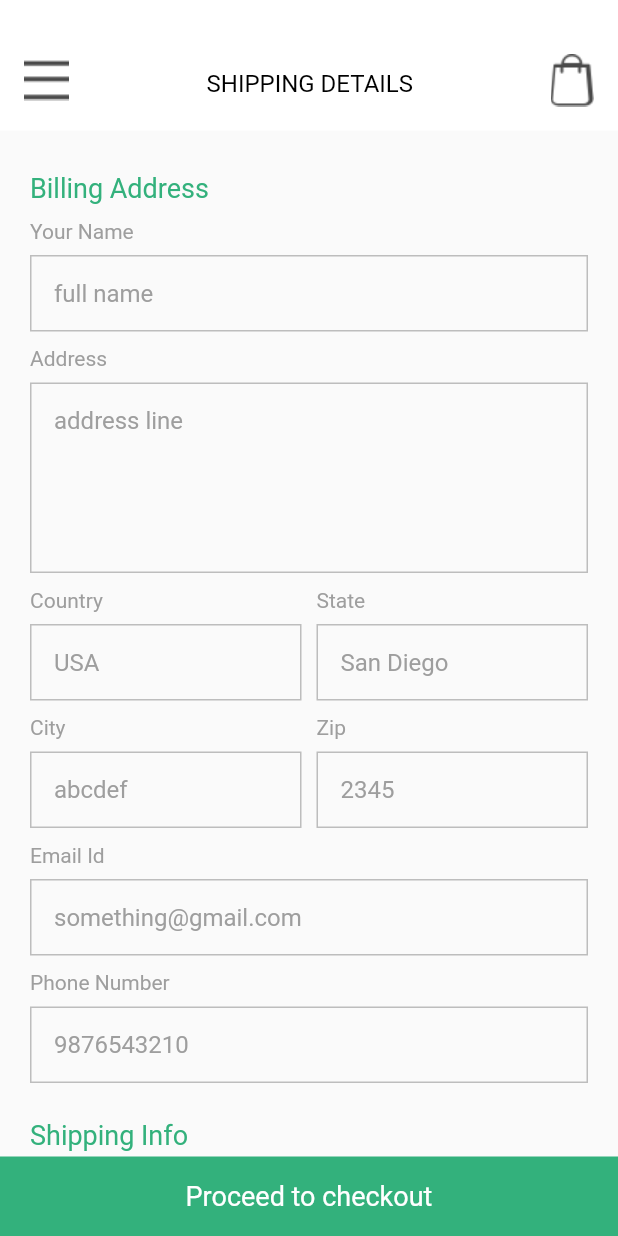
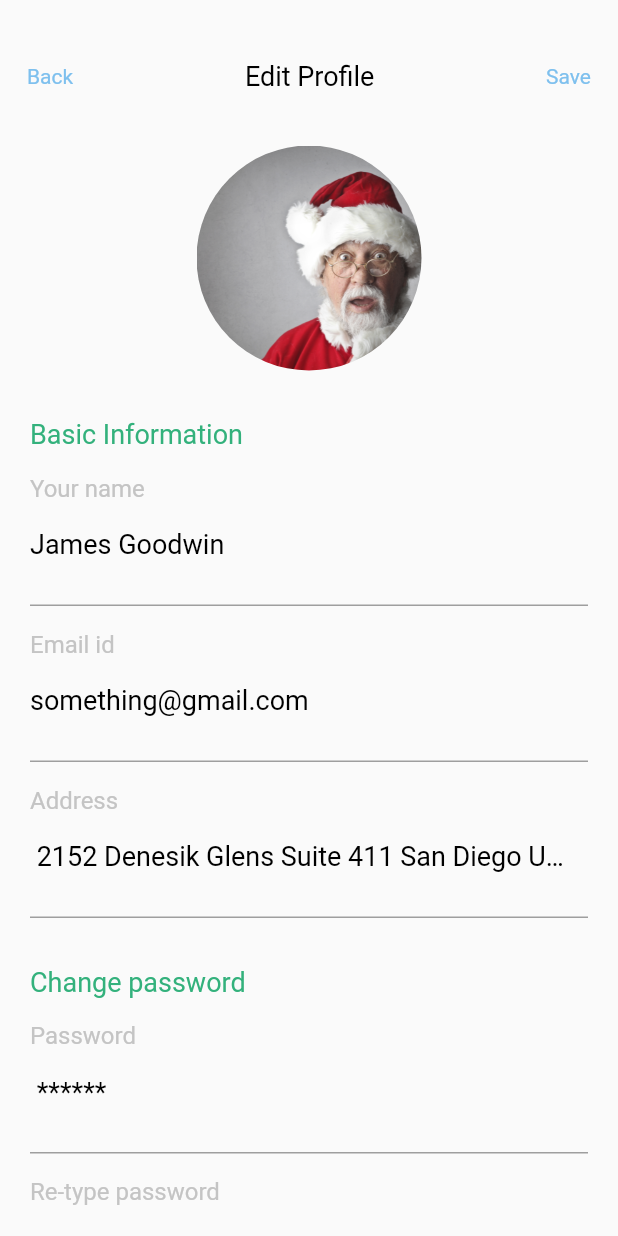
Before and after one commit to Stunntech/boutique-mobile-flutter, a Flutter app: the ShippingDetailPage screen opened directly, after a tap on "Proceed to checkout", on a phone screen of 412 x 824 dp. Run offline on Flutter 3.47's test engine with Material 2 defaults, Android fonts, the phone set to English and light mode, and no system bars; Roboto replaces fonts that are missing (avenir_black, avenir_medium.ttf, helvetica_neue_bold); project files that could hold a hidden picture were left out.

Commit message:
design user profile page

```diff
--- a/lib/shipping_details.dart
+++ b/lib/shipping_details.dart
@@ -1,4 +1,5 @@
 import 'package:flutter/material.dart';
+import 'user_profile.dart';
 
 class ShippingDetailPage extends StatefulWidget {
   ShippingDetailPageState createState() => ShippingDetailPageState();
@@ -733,7 +734,11 @@ class ShippingDetailPageState extends State<ShippingDetailPage> {
               children: <Widget>[
                 new GestureDetector(
                   onTap: () {
-                    // Navigator.pop(context);
+                    Navigator.push(
+                      context,
+                      new MaterialPageRoute(
+                          builder: (context) => new UserProfilePage()),
+                    );
                   },
                   child: Container(
                     padding: new EdgeInsets.all(16.0),
--- a/lib/user_profile.dart
+++ b/lib/user_profile.dart
@@ -0,0 +1,352 @@
+import 'package:flutter/material.dart';
+
+class UserProfilePage extends StatefulWidget {
+  UserProfilePageState createState() => UserProfilePageState();
+}
+
+class UserProfilePageState extends State<UserProfilePage> {
+  @override
+  Widget build(BuildContext context) {
+    return new Scaffold(
+      body: new Container(
+        child: new Column(
+          crossAxisAlignment: CrossAxisAlignment.start,
+          mainAxisAlignment: MainAxisAlignment.start,
+          children: <Widget>[
+            new Container(
+              padding: new EdgeInsets.all(10.0),
+              child: new Row(
+                crossAxisAlignment: CrossAxisAlignment.center,
+                mainAxisAlignment: MainAxisAlignment.spaceBetween,
+                children: <Widget>[
+                  new GestureDetector(
+                    onTap: () {
+                      //  Navigator.pop(context);
+                    },
+                    child: new Container(
+                      margin: new EdgeInsets.only(top: 25.0),
+                      padding: new EdgeInsets.all(8.0),
+                      child: new Text(
+                        'Back',
+                        textAlign: TextAlign.center,
+                        style: new TextStyle(
+                          color: const Color(0xFF7ec0ee),
+                          fontSize: 14.0,
+                          fontFamily: 'helvetica_neue_bold.ttf',
+                        ),
+                      ),
+                    ),
+                  ),
+                  new Container(
+                    margin: new EdgeInsets.only(top: 25.0),
+                    child: new Text(
+                      'Edit Profile',
+                      textAlign: TextAlign.center,
+                      style: new TextStyle(
+                        color: Colors.black,
+                        fontSize: 18.0,
+                        fontFamily: 'helvetica_neue_bold.ttf',
+                      ),
+                    ),
+                  ),
+                  new GestureDetector(
+                    onTap: () {
+                      //  Navigator.pop(context);
+                    },
+                    child: new Container(
+                      margin: new EdgeInsets.only(top: 25.0),
+                      padding: new EdgeInsets.all(8.0),
+                      child: new Text(
+                        'Save',
+                        textAlign: TextAlign.center,
+                        style: new TextStyle(
+                          color: const Color(0xFF7ec0ee),
+                          fontSize: 14.0,
+                          fontFamily: 'helvetica_neue_bold.ttf',
+                        ),
+                      ),
+                    ),
+                  ),
+                ],
+              ),
+            ),
+            new Expanded(
+              child: new ListView(
+                shrinkWrap: true,
+                padding: const EdgeInsets.all(20.0),
+                children: <Widget>[
+                  new Column(
+                    crossAxisAlignment: CrossAxisAlignment.start,
+                    mainAxisAlignment: MainAxisAlignment.start,
+                    children: <Widget>[
+                      new Row(
+                        crossAxisAlignment: CrossAxisAlignment.start,
+                        mainAxisAlignment: MainAxisAlignment.center,
+                        children: <Widget>[
+                          new Container(
+                              width: 150.0,
+                              height: 150.0,
+                              alignment: Alignment.center,
+                              decoration: new BoxDecoration(
+                                  shape: BoxShape.circle,
+                                  image: new DecorationImage(
+                                      fit: BoxFit.fill,
+                                      alignment: Alignment.center,
+                                      image: new AssetImage(
+                                          "assets/images/image_top_collection.png")))),
+                        ],
+                      ),
+                      new Container(
+                        margin: new EdgeInsets.only(top: 32.0),
+                        child: new Text(
+                          'Basic Information',
+                          textAlign: TextAlign.start,
+                          style: new TextStyle(
+                            color: const Color(0xFF33b17c),
+                            fontSize: 18.0,
+                            fontFamily: 'helvetica_neue_bold',
+                          ),
+                        ),
+                      ),
+                      new Container(
+                        margin: new EdgeInsets.only(top: 16.0),
+                        child: new Text(
+                          'Your name',
+                          textAlign: TextAlign.left,
+                          style: new TextStyle(
+                            fontSize: 16.0,
+                            color: const Color(0xFFc4c4c4),
+                            fontFamily: 'helvetica_neue_bold',
+                          ),
+                        ),
+                      ),
+                      new Container(
+                          margin: new EdgeInsets.only(top: 4.0),
+                          child: new TextField(
+                            decoration: new InputDecoration(
+                              border: InputBorder.none,
+                              filled: false,
+                              contentPadding: new EdgeInsets.only(
+                                  top: 10.0, bottom: 10.0, right: 10.0),
+                              hintText: 'James Goodwin',
+                              hintStyle: new TextStyle(
+                                color: Colors.black,
+                                fontSize: 18.0,
+                                fontFamily: 'helvetica_neue_bold.ttf',
+                              ),
+                            ),
+                          )),
+                      new Container(
+                        margin: new EdgeInsets.only(top: 16.0),
+                        padding: new EdgeInsets.all(0.5),
+                        decoration: new BoxDecoration(
+                          color: Colors.grey,
+                        ),
+                      ),
+                      new Container(
+                        margin: new EdgeInsets.only(top: 16.0),
+                        child: new Text(
+                          'Email id',
+                          textAlign: TextAlign.left,
+                          style: new TextStyle(
+                            fontSize: 16.0,
+                            color: const Color(0xFFc4c4c4),
+                            fontFamily: 'helvetica_neue_bold',
+                          ),
+                        ),
+                      ),
+                      new Container(
+                          margin: new EdgeInsets.only(top: 4.0),
+                          child: new TextField(
+                            decoration: new InputDecoration(
+                              border: InputBorder.none,
+                              filled: false,
+                              contentPadding: new EdgeInsets.only(
+                                  top: 10.0, bottom: 10.0, right: 10.0),
+                              hintText: 'something@gmail.com',
+                              hintStyle: new TextStyle(
+                                color: Colors.black,
+                                fontSize: 18.0,
+                                fontFamily: 'helvetica_neue_bold.ttf',
+                              ),
+                            ),
+                          )),
+                      new Container(
+                        margin: new EdgeInsets.only(top: 16.0),
+                        padding: new EdgeInsets.all(0.5),
+                        decoration: new BoxDecoration(
+                          color: Colors.grey,
+                        ),
+                      ),
+                      new Container(
+                        margin: new EdgeInsets.only(top: 16.0),
+                        child: new Text(
+                          'Address',
+                          textAlign: TextAlign.left,
+                          style: new TextStyle(
+                            fontSize: 16.0,
+                            color: const Color(0xFFc4c4c4),
+                            fontFamily: 'helvetica_neue_bold',
+                          ),
+                        ),
+                      ),
+                      new Container(
+                          margin: new EdgeInsets.only(top: 4.0),
+                          child: new TextField(
+                            decoration: new InputDecoration(
+                              border: InputBorder.none,
+                              filled: false,
+                              contentPadding: new EdgeInsets.only(
+                                  top: 10.0, bottom: 10.0, right: 10.0),
+                              hintText:
+                                  ' 2152 Denesik Glens Suite 411 San Diego USA',
+                              hintStyle: new TextStyle(
+                                color: Colors.black,
+                                fontSize: 18.0,
+                                fontFamily: 'helvetica_neue_bold.ttf',
+                              ),
+                            ),
+                          )),
+                      new Container(
+                        margin: new EdgeInsets.only(top: 16.0),
+                        padding: new EdgeInsets.all(0.5),
+                        decoration: new BoxDecoration(
+                          color: Colors.grey,
+                        ),
+                      ),
+                      new Container(
+                        margin: new EdgeInsets.only(top: 32.0),
+                        child: new Text(
+                          'Change password',
+                          textAlign: TextAlign.start,
+                          style: new TextStyle(
+                            color: const Color(0xFF33b17c),
+                            fontSize: 18.0,
+                            fontFamily: 'helvetica_neue_bold',
+                          ),
+                        ),
+                      ),
+                      new Container(
+                        margin: new EdgeInsets.only(top: 16.0),
+                        child: new Text(
+                          'Password',
+                          textAlign: TextAlign.left,
+                          style: new TextStyle(
+                            fontSize: 16.0,
+                            color: const Color(0xFFc4c4c4),
+                            fontFamily: 'helvetica_neue_bold',
+                          ),
+                        ),
+                      ),
+                      new Container(
+                          margin: new EdgeInsets.only(top: 4.0),
+                          child: new TextField(
+                            decoration: new InputDecoration(
+                              border: InputBorder.none,
+                              filled: false,
+                              contentPadding: new EdgeInsets.only(
+                                  top: 10.0, bottom: 10.0, right: 10.0),
+                              hintText: ' ******',
+                              hintStyle: new TextStyle(
+                                color: Colors.black,
+                                fontSize: 18.0,
+                                fontFamily: 'helvetica_neue_bold.ttf',
+                              ),
+                            ),
+                          )),
+                      new Container(
+                        margin: new EdgeInsets.only(top: 16.0),
+                        padding: new EdgeInsets.all(0.5),
+                        decoration: new BoxDecoration(
+                          color: Colors.grey,
+                        ),
+                      ),
+                      new Container(
+                        margin: new EdgeInsets.only(top: 16.0),
+                        child: new Text(
+                          'Re-type password',
+                          textAlign: TextAlign.left,
+                          style: new TextStyle(
+                            fontSize: 16.0,
+                            color: const Color(0xFFc4c4c4),
+                            fontFamily: 'helvetica_neue_bold',
+                          ),
+                        ),
+                      ),
+                      new Container(
+                          margin: new EdgeInsets.only(top: 4.0),
+                          child: new TextField(
+                            decoration: new InputDecoration(
+                              border: InputBorder.none,
+                              filled: false,
+                              contentPadding: new EdgeInsets.only(
+                                  top: 10.0, bottom: 10.0, right: 10.0),
+                              hintText: ' ******',
+                              hintStyle: new TextStyle(
+                                color: Colors.black,
+                                fontSize: 18.0,
+                                fontFamily: 'helvetica_neue_bold.ttf',
+                              ),
+                            ),
+                          )),
+                      new Container(
+                        margin: new EdgeInsets.only(top: 16.0),
+                        padding: new EdgeInsets.all(0.5),
+                        decoration: new BoxDecoration(
+                          color: Colors.grey,
+                        ),
+                      ),
+                      new Container(
+                        margin: new EdgeInsets.only(top: 32.0),
+                        child: new Text(
+                          'Orders',
+                          textAlign: TextAlign.start,
+                          style: new TextStyle(
+                            color: const Color(0xFF33b17c),
+                            fontSize: 18.0,
+                            fontFamily: 'helvetica_neue_bold',
+                          ),
+                        ),
+                      ),
+                      new Row(
+                        crossAxisAlignment: CrossAxisAlignment.center,
+                        mainAxisAlignment: MainAxisAlignment.spaceBetween,
+                        children: <Widget>[
+                          new Container(
+                            margin: new EdgeInsets.only(top: 16.0),
+                            child: new Text(
+                              'My Orders',
+                              textAlign: TextAlign.start,
+                              style: new TextStyle(
+                                color: Colors.black,
+                                fontSize: 18.0,
+                                fontFamily: 'helvetica_neue_bold.ttf',
+                              ),
+                            ),
+                          ),
+                          new GestureDetector(
+                            onTap: () {
+                              // Navigator.pop(context);
+                            },
+                            child: new Container(
+                              alignment: Alignment.topRight,
+                              margin: new EdgeInsets.only(top: 20.0),
+                              padding: new EdgeInsets.all(8.0),
+                              child: new Image.asset(
+                                "assets/images/triangle_right.png",
+                              ),
+                            ),
+                          ),
+                        ],
+                      ),
+                    ],
+                  ),
+                ],
+              ),
+            ),
+          ],
+        ),
+      ),
+    );
+  }
+}
--- a/pubspec.yaml
+++ b/pubspec.yaml
@@ -49,6 +49,7 @@ flutter:
           - assets/images/shopping_bag_black.png
           - assets/images/img.png
           - assets/images/img_order.png
+          - assets/images/triangle_right.png
 
   # An image asset can refer to one or more resolution-specific "variants", see
   # https://flutter.io/assets-and-images/#resolution-aware.
```
Also changed, not shown: assets/images/triangle_right.png (added).
